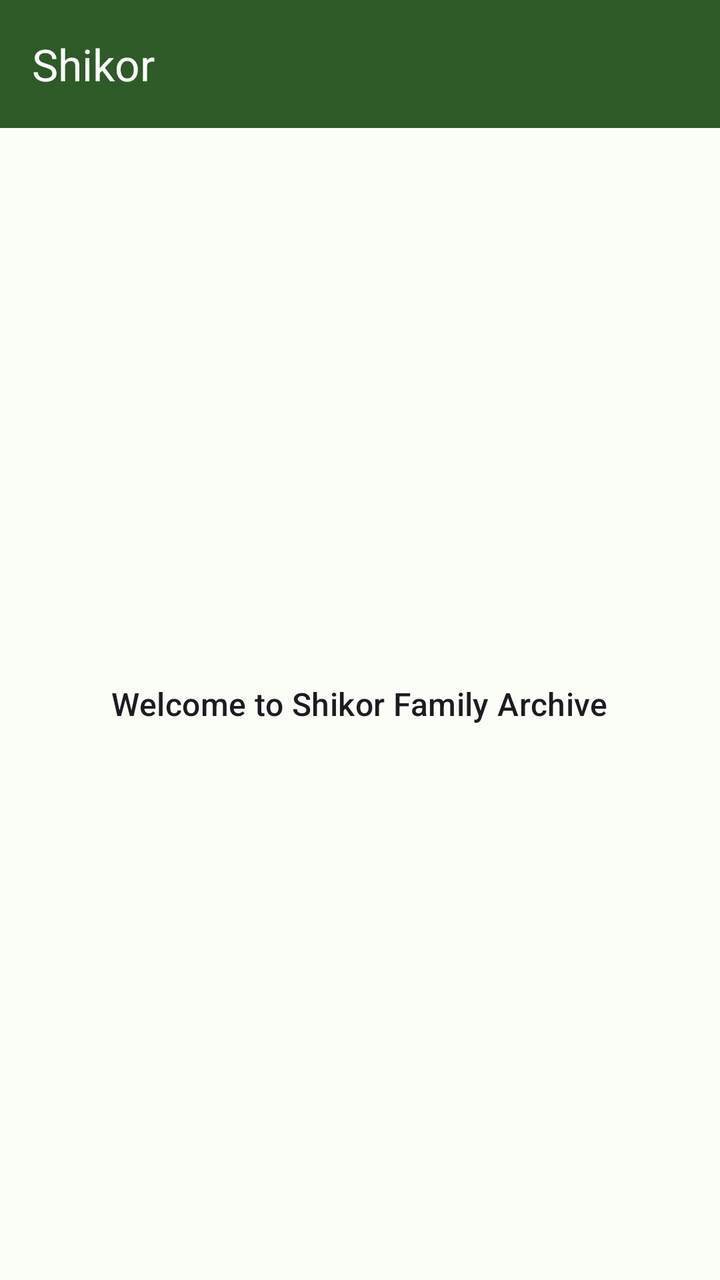
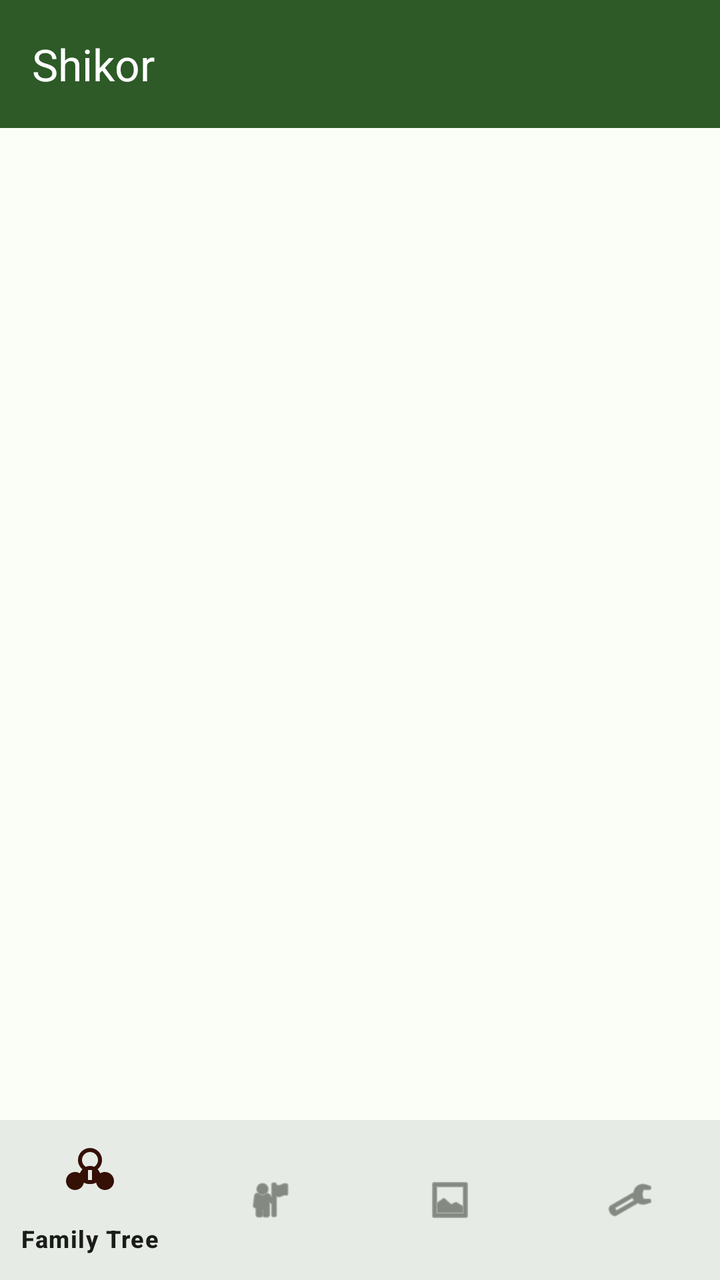

Two renders of the same Android screen: before a commit and after it. Below are the layout's source before the change and the commit's diff.
<!-- AndroidManifest.xml: application theme Theme.Shikor -->
<!-- res/layout/activity_main.xml -->
<?xml version="1.0" encoding="utf-8"?>
<androidx.constraintlayout.widget.ConstraintLayout xmlns:android="http://schemas.android.com/apk/res/android"
    xmlns:app="http://schemas.android.com/apk/res-auto"
    android:id="@+id/mainRoot"
    android:layout_width="match_parent"
    android:layout_height="match_parent"
    android:background="?android:attr/colorBackground">

    <com.google.android.material.appbar.MaterialToolbar
        android:id="@+id/toolbar"
        android:layout_width="0dp"
        android:layout_height="?attr/actionBarSize"
        android:background="?attr/colorPrimary"
        app:title="@string/app_name"
        app:titleTextColor="?attr/colorOnPrimary"
        app:layout_constraintTop_toTopOf="parent"
        app:layout_constraintStart_toStartOf="parent"
        app:layout_constraintEnd_toEndOf="parent" />

    <FrameLayout
        android:id="@+id/navHostContainer"
        android:layout_width="0dp"
        android:layout_height="0dp"
        app:layout_constraintTop_toBottomOf="@id/toolbar"
        app:layout_constraintBottom_toBottomOf="parent"
        app:layout_constraintStart_toStartOf="parent"
        app:layout_constraintEnd_toEndOf="parent">

        <TextView
            android:id="@+id/tvWelcomeMain"
            android:layout_width="wrap_content"
            android:layout_height="wrap_content"
            android:layout_gravity="center"
            android:text="Welcome to Shikor Family Archive"
            android:textAppearance="?attr/textAppearanceTitleMedium" />
    </FrameLayout>

</androidx.constraintlayout.widget.ConstraintLayout>
<!-- resources referenced by this layout -->
<resources>
  <string name="app_name">Shikor</string>
  <style name="Theme.Shikor" parent="Base.Theme.Shikor" />
  <style name="Base.Theme.Shikor" parent="Theme.Material3.DayNight.NoActionBar">
          <item name="colorPrimary">@color/primary</item>
          <item name="colorOnPrimary">@color/on_primary</item>
          <item name="colorPrimaryContainer">@color/primary_container</item>
          <item name="colorOnPrimaryContainer">@color/on_primary_container</item>
  
          <item name="colorSecondary">@color/secondary</item>
          <item name="colorOnSecondary">@color/on_secondary</item>
          <item name="colorSecondaryContainer">@color/secondary_container</item>
          <item name="colorOnSecondaryContainer">@color/on_secondary_container</item>
  
          <item name="android:colorBackground">@color/background</item>
          <item name="colorOnBackground">@color/on_background</item>
          <item name="colorSurface">@color/surface</item>
          <item name="colorOnSurface">@color/on_surface</item>
          <item name="colorSurfaceVariant">@color/surface_variant</item>
          <item name="colorOnSurfaceVariant">@color/on_surface_variant</item>
  
          <item name="colorError">@color/error</item>
          <item name="colorOnError">@color/on_error</item>
  
          
          <item name="android:statusBarColor">@color/transparent</item>
          <item name="android:navigationBarColor">@color/transparent</item>
          <item name="android:windowLightStatusBar">true</item>
      </style>
  <color name="primary">#2D5A27</color>
  <color name="on_primary">#FFFFFF</color>
  <color name="primary_container">#D4E8D0</color>
  <color name="on_primary_container">#0A2008</color>
  <color name="secondary">#8C4A2F</color>
  <color name="on_secondary">#FFFFFF</color>
  <color name="secondary_container">#F8DBD1</color>
  <color name="on_secondary_container">#351004</color>
  <color name="background">#FBFDF7</color>
  <color name="on_background">#1A1C19</color>
  <color name="surface">#FFFFFF</color>
  <color name="on_surface">#1A1C19</color>
  <color name="surface_variant">#DEE5D9</color>
  <color name="on_surface_variant">#424940</color>
  <color name="error">#BA1A1A</color>
  <color name="on_error">#FFFFFF</color>
  <color name="transparent">#00000000</color>
</resources>

<!-- the commit's change to res/layout/activity_main.xml (unified diff, before → after) -->
@@ -22,17 +22,19 @@
         android:layout_width="0dp"
         android:layout_height="0dp"
         app:layout_constraintTop_toBottomOf="@id/toolbar"
+        app:layout_constraintBottom_toTopOf="@id/bottomNavigation"
+        app:layout_constraintStart_toStartOf="parent"
+        app:layout_constraintEnd_toEndOf="parent" />
+
+    <com.google.android.material.bottomnavigation.BottomNavigationView
+        android:id="@+id/bottomNavigation"
+        android:layout_width="0dp"
+        android:layout_height="wrap_content"
+        android:background="?attr/colorSurface"
+        app:elevation="8dp"
+        app:menu="@menu/bottom_nav_menu"
         app:layout_constraintBottom_toBottomOf="parent"
         app:layout_constraintStart_toStartOf="parent"
-        app:layout_constraintEnd_toEndOf="parent">
-
-        <TextView
-            android:id="@+id/tvWelcomeMain"
-            android:layout_width="wrap_content"
-            android:layout_height="wrap_content"
-            android:layout_gravity="center"
-            android:text="Welcome to Shikor Family Archive"
-            android:textAppearance="?attr/textAppearanceTitleMedium" />
-    </FrameLayout>
+        app:layout_constraintEnd_toEndOf="parent" />
 
 </androidx.constraintlayout.widget.ConstraintLayout>
